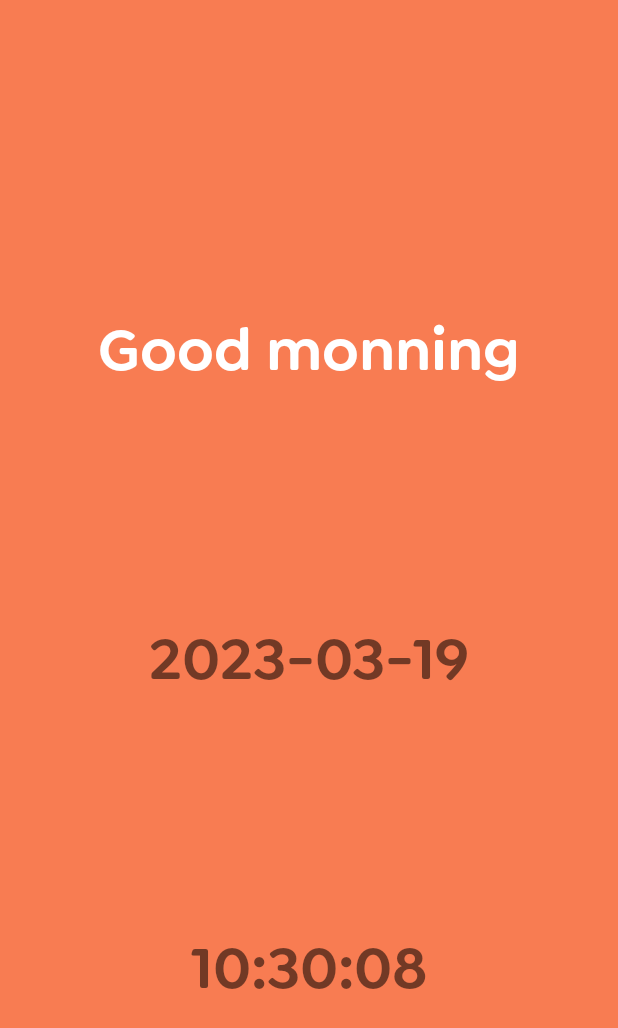
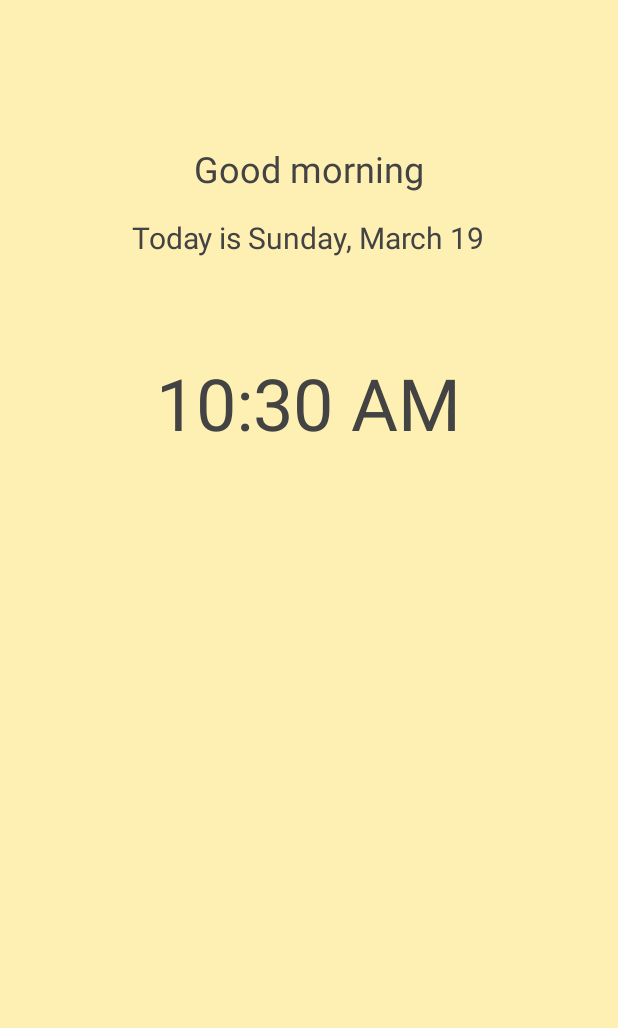
Before and after one commit to niravpansuriya/activity_tracker, an Android app: the MainActivity screen opened directly, with no data from a screen before it, on a phone screen of 412 x 824 dp. Shown: the top 1028 px of the screen. Run offline under Robolectric (Android 15) with nearby library versions, the phone set to English and light mode, and no system bars.

Commit message:
addition code added

```diff
--- a/app/build.gradle
+++ b/app/build.gradle
@@ -11,7 +11,7 @@ android {
 
     defaultConfig {
         applicationId "com.example.activitytracker"
-        minSdk 21
+        minSdk 31
         targetSdk 32
         versionCode 1
         versionName "1.0"
--- a/app/src/main/java/com/example/activitytracker/MainActivity.kt
+++ b/app/src/main/java/com/example/activitytracker/MainActivity.kt
@@ -1,20 +1,25 @@
 package com.example.activitytracker
 
-import android.os.Build
+import android.annotation.SuppressLint
+import android.content.Intent
+import android.graphics.Color
 import androidx.appcompat.app.AppCompatActivity
 import android.os.Bundle
 import android.os.Handler
+import android.widget.RelativeLayout
 import android.widget.TextView
-import androidx.annotation.RequiresApi
-import org.w3c.dom.Text
 import java.time.LocalDateTime
 import java.time.format.DateTimeFormatter
+import java.time.format.TextStyle
+import java.util.Locale
 
 class MainActivity : AppCompatActivity() {
     lateinit var greetingView: TextView;
     lateinit var dateView: TextView;
     lateinit var timeView: TextView;
+    lateinit var layout: RelativeLayout;
 
+    @SuppressLint("MissingInflatedId")
     override fun onCreate(savedInstanceState: Bundle?) {
         super.onCreate(savedInstanceState)
         setContentView(R.layout.activity_main)
@@ -22,25 +27,34 @@ class MainActivity : AppCompatActivity() {
         greetingView = findViewById(R.id.greetingView)
         dateView = findViewById(R.id.dateView)
         timeView = findViewById(R.id.timeView)
+        layout = findViewById(R.id.welcomeBackground)
+
+        changeUIBasedOnTime();
 
         greetingView.setText("Good ${getTimeofDay()}")
-        dateView.setText(getCurrentDate())
+        dateView.setText("Today is ${getCurrentDate()}")
+        timeView.setText(getCurrentTime())
 
         val handler = Handler()
         handler.postDelayed(object : Runnable {
             override fun run() {
                 timeView.setText(getCurrentTime())
                 //Call your function here
-                handler.postDelayed(this, 1000)//1 sec delay
+                handler.postDelayed(this, 5000)//1 sec delay
             }
         }, 0)
+
+        handler.postDelayed({
+           startActivity(Intent(this, sensor::class.java))
+        }, 2000)
+
     }
 
     fun getTimeofDay(): String{
         val hour = getHour()
 
         if(hour >= 6 && hour < 12) {
-            return "monning"
+            return "morning"
         }
         else if(hour >= 12 && hour < 16) {
             return "afternoon"
@@ -53,16 +67,36 @@ class MainActivity : AppCompatActivity() {
         }
     }
 
+    fun changeUIBasedOnTime(){
+        val time = getTimeofDay()
+        val backgroundColor = when{
+            time == "morning" -> "#FEEFB3"
+            time == "afternoon" -> "#FFD7B5"
+            else -> "#2C3E50"
+        }
+        val fontColor = when{
+            time == "morning"->"#434343"
+            time == "afternoon" -> "#434343"
+            else -> "#F5F5F5"
+        }
+
+        greetingView.setTextColor(Color.parseColor(fontColor));
+        dateView.setTextColor(Color.parseColor(fontColor));
+        timeView.setTextColor(Color.parseColor(fontColor));
+        layout.setBackgroundColor(Color.parseColor(backgroundColor));
+    }
+
     fun getCurrentDate(): String{
         val current = LocalDateTime.now()
-        val formatter = DateTimeFormatter.ofPattern("yyyy-MM-dd")
-        val formatted = current.format(formatter)
-        return formatted
+        val monthName = current.month.getDisplayName(TextStyle.FULL, Locale.getDefault())
+        val dayOfWeekName = current.dayOfWeek.getDisplayName(TextStyle.FULL, Locale.getDefault())
+        val dayOfMonth = current.dayOfMonth
+        return "$dayOfWeekName, $monthName $dayOfMonth"
     }
 
     fun getCurrentTime(): String{
         val current = LocalDateTime.now()
-        val formatter = DateTimeFormatter.ofPattern("HH:mm:ss")
+        val formatter = DateTimeFormatter.ofPattern("hh:mm a")
         val formatted = current.format(formatter)
         return formatted
     }
--- a/app/src/main/res/layout/activity_main.xml
+++ b/app/src/main/res/layout/activity_main.xml
@@ -1,48 +1,37 @@
 <?xml version="1.0" encoding="utf-8"?>
-<androidx.constraintlayout.widget.ConstraintLayout xmlns:android="http://schemas.android.com/apk/res/android"
-    xmlns:app="http://schemas.android.com/apk/res-auto"
-    xmlns:tools="http://schemas.android.com/tools"
+<RelativeLayout xmlns:android="http://schemas.android.com/apk/res/android"
+    android:id="@+id/welcomeBackground"
     android:layout_width="match_parent"
     android:layout_height="match_parent"
-    android:background="#CCf85d28"
-    tools:context=".MainActivity">
+    android:background="#2C3E50">
 
     <TextView
         android:id="@+id/greetingView"
         android:layout_width="wrap_content"
         android:layout_height="wrap_content"
-        android:fontFamily="@font/goldplay_semi_bold"
-        android:text="Good Evening"
-        android:textColor="@color/white"
-        android:textSize="40sp"
-        android:textStyle="bold"
-        app:layout_constraintBottom_toBottomOf="@id/dateView"
-        app:layout_constraintEnd_toEndOf="parent"
-        app:layout_constraintStart_toStartOf="parent"
-        app:layout_constraintTop_toTopOf="parent" />
+        android:layout_centerHorizontal="true"
+        android:layout_marginTop="96dp"
+        android:textColor=" #F5F5F5"
+        android:textSize="24sp" />
 
     <TextView
         android:id="@+id/dateView"
         android:layout_width="wrap_content"
         android:layout_height="wrap_content"
-        android:fontFamily="@font/goldplay_semi_bold"
-        android:text="2023-03-05"
-        android:textSize="40sp"
-        app:layout_constraintBottom_toTopOf="@id/timeView"
-        app:layout_constraintEnd_toEndOf="parent"
-        app:layout_constraintStart_toStartOf="parent"
-        app:layout_constraintTop_toBottomOf="@id/greetingView" />
+        android:layout_below="@+id/greetingView"
+        android:layout_centerHorizontal="true"
+        android:layout_marginTop="16dp"
+        android:textColor=" #F5F5F5"
+        android:textSize="20sp" />
 
     <TextView
         android:id="@+id/timeView"
         android:layout_width="wrap_content"
         android:layout_height="wrap_content"
-        android:fontFamily="@font/goldplay_semi_bold"
-        android:text="10:20:30"
-        android:textSize="40sp"
-        app:layout_constraintBottom_toBottomOf="parent"
-        app:layout_constraintEnd_toEndOf="parent"
-        app:layout_constraintStart_toStartOf="parent"
-        app:layout_constraintTop_toBottomOf="@id/dateView" />
+        android:layout_below="@+id/dateView"
+        android:layout_centerHorizontal="true"
+        android:layout_marginTop="64dp"
+        android:textColor=" #F5F5F5"
+        android:textSize="48sp" />
 
-</androidx.constraintlayout.widget.ConstraintLayout>
+</RelativeLayout>
```
Also changed, not shown: app/src/main/AndroidManifest.xml (+6 -5 lines), app/src/main/java/com/example/activitytracker/CurrentLocation.kt (+70 -16 lines), app/src/main/java/com/example/activitytracker/sensor.kt (+6 -1 lines).
